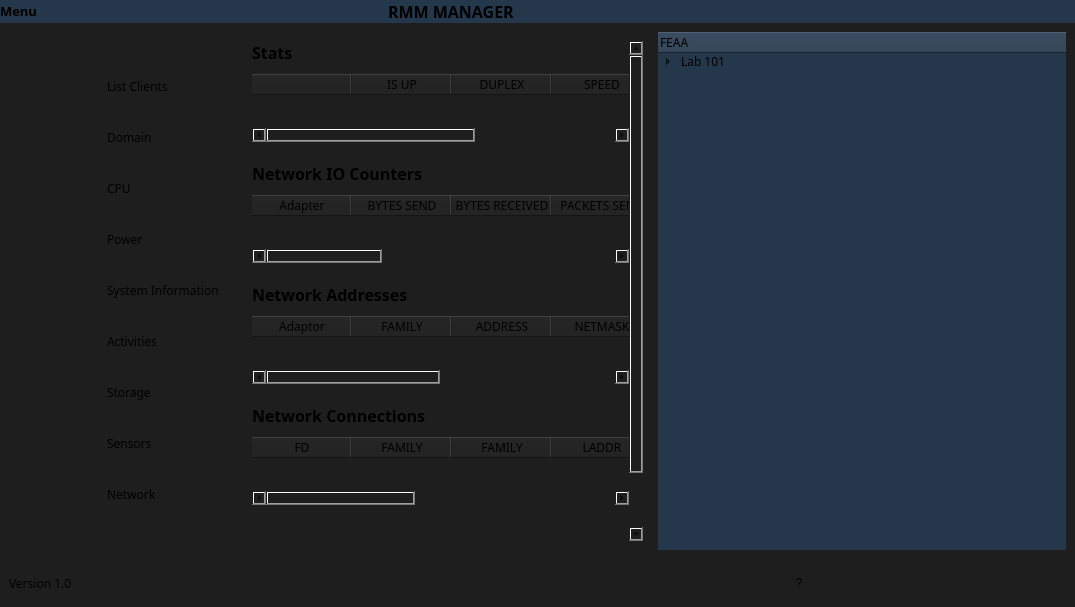
First picture: the form in FRONT/ui/interface.ui, repository FrincuDenis/Licenta, before the edit.
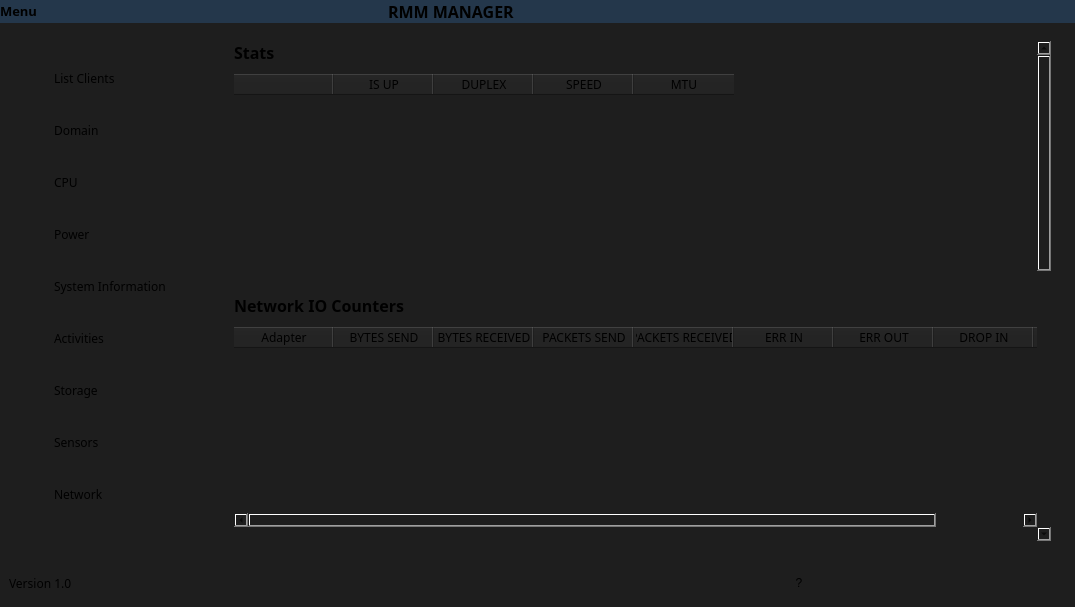
Second picture: the form after the edit. The open tabs and pages were chosen to show the change. Icons and pictures are not drawn. Custom widgets are drawn as their Qt base class.

Commit message: STORAGE AND PROCESS NEED TO BE FIXED

Patch:
```diff
--- a/FRONT/ui/interface.ui
+++ b/FRONT/ui/interface.ui
@@ -260,7 +260,19 @@
        <item>
         <widget class="QCustomSlideMenu" name="left_main" native="true">
          <layout class="QVBoxLayout" name="verticalLayout_18">
-          <item>
+          <property name="leftMargin">
+           <number>0</number>
+          </property>
+          <property name="topMargin">
+           <number>0</number>
+          </property>
+          <property name="rightMargin">
+           <number>0</number>
+          </property>
+          <property name="bottomMargin">
+           <number>0</number>
+          </property>
+          <item alignment="Qt::AlignLeft">
            <widget class="QFrame" name="menu">
             <property name="minimumSize">
              <size>
@@ -272,24 +284,10 @@
              <enum>QFrame::NoFrame</enum>
             </property>
             <layout class="QGridLayout" name="gridLayout">
-             <item row="8" column="0">
-              <widget class="QPushButton" name="Network">
-               <property name="text">
-                <string/>
-               </property>
-               <property name="icon">
-                <iconset resource="../Qss/icons/_icons.qrc">
-                 <normaloff>:/font_awesome_solid/icons/font_awesome/solid/network-wired.png</normaloff>:/font_awesome_solid/icons/font_awesome/solid/network-wired.png</iconset>
-               </property>
-               <property name="iconSize">
-                <size>
-                 <width>30</width>
-                 <height>30</height>
-                </size>
-               </property>
-              </widget>
-             </item>
-             <item row="7" column="0">
+             <property name="leftMargin">
+              <number>0</number>
+             </property>
+             <item row="7" column="0" alignment="Qt::AlignLeft">
               <widget class="QPushButton" name="Sensors">
                <property name="text">
                 <string/>
@@ -306,46 +304,14 @@
                </property>
               </widget>
              </item>
-             <item row="2" column="1">
-              <widget class="QLabel" name="label_2">
-               <property name="font">
-                <font>
-                 <family>Asus Rog</family>
-                </font>
-               </property>
+             <item row="5" column="0" alignment="Qt::AlignLeft">
+              <widget class="QPushButton" name="Activities">
                <property name="text">
-                <string>CPU</string>
-               </property>
-               <property name="margin">
-                <number>5</number>
-               </property>
-              </widget>
-             </item>
-             <item row="6" column="0">
-              <widget class="QPushButton" name="Storage">
-               <property name="text">
                 <string/>
                </property>
                <property name="icon">
                 <iconset resource="../Qss/icons/_icons.qrc">
-                 <normaloff>:/feather/icons/feather/disc.png</normaloff>:/feather/icons/feather/disc.png</iconset>
-               </property>
-               <property name="iconSize">
-                <size>
-                 <width>30</width>
-                 <height>30</height>
-                </size>
-               </property>
-              </widget>
-             </item>
-             <item row="2" column="0">
-              <widget class="QPushButton" name="CPU">
-               <property name="text">
-                <string/>
-               </property>
-               <property name="icon">
-                <iconset resource="../Qss/icons/_icons.qrc">
-                 <normaloff>:/feather/icons/feather/cpu.png</normaloff>:/feather/icons/feather/cpu.png</iconset>
+                 <normaloff>:/feather/icons/feather/activity.png</normaloff>:/feather/icons/feather/activity.png</iconset>
                </property>
                <property name="iconSize">
                 <size>
@@ -359,7 +325,7 @@
               <widget class="QLabel" name="label_9">
                <property name="font">
                 <font>
-                 <family>Asus Rog</family>
+                 <family>ROG Fonts</family>
                 </font>
                </property>
                <property name="text">
@@ -367,11 +333,85 @@
                </property>
               </widget>
              </item>
+             <item row="4" column="1">
+              <widget class="QLabel" name="label_4">
+               <property name="font">
+                <font>
+                 <family>ROG Fonts</family>
+                </font>
+               </property>
+               <property name="text">
+                <string>System Information</string>
+               </property>
+               <property name="margin">
+                <number>5</number>
+               </property>
+              </widget>
+             </item>
+             <item row="1" column="1">
+              <widget class="QLabel" name="label_23">
+               <property name="font">
+                <font>
+                 <family>ROG Fonts</family>
+                </font>
+               </property>
+               <property name="text">
+                <string>Domain</string>
+               </property>
+              </widget>
+             </item>
+             <item row="0" column="0" alignment="Qt::AlignLeft">
+              <widget class="QPushButton" name="Clientlist">
+               <property name="text">
+                <string/>
+               </property>
+               <property name="icon">
+                <iconset resource="../Qss/icons/_icons.qrc">
+                 <normaloff>:/material_design/icons/material_design/person.png</normaloff>:/material_design/icons/material_design/person.png</iconset>
+               </property>
+               <property name="iconSize">
+                <size>
+                 <width>30</width>
+                 <height>30</height>
+                </size>
+               </property>
+              </widget>
+             </item>
+             <item row="6" column="1">
+              <widget class="QLabel" name="label_6">
+               <property name="font">
+                <font>
+                 <family>ROG Fonts</family>
+                </font>
+               </property>
+               <property name="text">
+                <string>Storage</string>
+               </property>
+               <property name="margin">
+                <number>5</number>
+               </property>
+              </widget>
+             </item>
+             <item row="7" column="1">
+              <widget class="QLabel" name="label_7">
+               <property name="font">
+                <font>
+                 <family>ROG Fonts</family>
+                </font>
+               </property>
+               <property name="text">
+                <string>Sensors</string>
+               </property>
+               <property name="margin">
+                <number>5</number>
+               </property>
+              </widget>
+             </item>
              <item row="3" column="1">
               <widget class="QLabel" name="label_3">
                <property name="font">
                 <font>
-                 <family>Asus Rog</family>
+                 <family>ROG Fonts</family>
                 </font>
                </property>
                <property name="text">
@@ -382,31 +422,14 @@
                </property>
               </widget>
              </item>
-             <item row="3" column="0">
-              <widget class="QPushButton" name="power">
+             <item row="2" column="0" alignment="Qt::AlignLeft">
+              <widget class="QPushButton" name="CPU">
                <property name="text">
                 <string/>
                </property>
                <property name="icon">
                 <iconset resource="../Qss/icons/_icons.qrc">
-                 <normaloff>:/feather/icons/feather/zap.png</normaloff>:/feather/icons/feather/zap.png</iconset>
-               </property>
-               <property name="iconSize">
-                <size>
-                 <width>30</width>
-                 <height>30</height>
-                </size>
-               </property>
-              </widget>
-             </item>
-             <item row="4" column="0">
-              <widget class="QPushButton" name="Sysinfo">
-               <property name="text">
-                <string/>
-               </property>
-               <property name="icon">
-                <iconset resource="../Qss/icons/_icons.qrc">
-                 <normaloff>:/feather/icons/feather/monitor.png</normaloff>:/feather/icons/feather/monitor.png</iconset>
+                 <normaloff>:/feather/icons/feather/cpu.png</normaloff>:/feather/icons/feather/cpu.png</iconset>
                </property>
                <property name="iconSize">
                 <size>
@@ -420,7 +443,7 @@
               <widget class="QLabel" name="label_5">
                <property name="font">
                 <font>
-                 <family>Asus Rog</family>
+                 <family>ROG Fonts</family>
                 </font>
                </property>
                <property name="text">
@@ -431,101 +454,7 @@
                </property>
               </widget>
              </item>
-             <item row="8" column="1">
-              <widget class="QLabel" name="label_8">
-               <property name="font">
-                <font>
-                 <family>Asus Rog</family>
-                </font>
-               </property>
-               <property name="text">
-                <string>Network</string>
-               </property>
-               <property name="margin">
-                <number>5</number>
-               </property>
-              </widget>
-             </item>
-             <item row="7" column="1">
-              <widget class="QLabel" name="label_7">
-               <property name="font">
-                <font>
-                 <family>Asus Rog</family>
-                </font>
-               </property>
-               <property name="text">
-                <string>Sensors</string>
-               </property>
-               <property name="margin">
-                <number>5</number>
-               </property>
-              </widget>
-             </item>
-             <item row="6" column="1">
-              <widget class="QLabel" name="label_6">
-               <property name="font">
-                <font>
-                 <family>Asus Rog</family>
-                </font>
-               </property>
-               <property name="text">
-                <string>Storage</string>
-               </property>
-               <property name="margin">
-                <number>5</number>
-               </property>
-              </widget>
-             </item>
-             <item row="5" column="0">
-              <widget class="QPushButton" name="Activities">
-               <property name="text">
-                <string/>
-               </property>
-               <property name="icon">
-                <iconset resource="../Qss/icons/_icons.qrc">
-                 <normaloff>:/feather/icons/feather/activity.png</normaloff>:/feather/icons/feather/activity.png</iconset>
-               </property>
-               <property name="iconSize">
-                <size>
-                 <width>30</width>
-                 <height>30</height>
-                </size>
-               </property>
-              </widget>
-             </item>
-             <item row="4" column="1">
-              <widget class="QLabel" name="label_4">
-               <property name="font">
-                <font>
-                 <family>Asus Rog</family>
-                </font>
-               </property>
-               <property name="text">
-                <string>System Information</string>
-               </property>
-               <property name="margin">
-                <number>5</number>
-               </property>
-              </widget>
-             </item>
-             <item row="0" column="0">
-              <widget class="QPushButton" name="Clientlist">
-               <property name="text">
-                <string/>
-               </property>
-               <property name="icon">
-                <iconset resource="../Qss/icons/_icons.qrc">
-                 <normaloff>:/material_design/icons/material_design/person.png</normaloff>:/material_design/icons/material_design/person.png</iconset>
-               </property>
-               <property name="iconSize">
-                <size>
-                 <width>30</width>
-                 <height>30</height>
-                </size>
-               </property>
-              </widget>
-             </item>
-             <item row="1" column="0">
+             <item row="1" column="0" alignment="Qt::AlignLeft">
               <widget class="QPushButton" name="Domain">
                <property name="text">
                 <string/>
@@ -542,15 +471,116 @@
                </property>
               </widget>
              </item>
-             <item row="1" column="1">
-              <widget class="QLabel" name="label_23">
+             <item row="4" column="0" alignment="Qt::AlignLeft">
+              <widget class="QPushButton" name="Sysinfo">
+               <property name="text">
+                <string/>
+               </property>
+               <property name="icon">
+                <iconset resource="../Qss/icons/_icons.qrc">
+                 <normaloff>:/feather/icons/feather/monitor.png</normaloff>:/feather/icons/feather/monitor.png</iconset>
+               </property>
+               <property name="iconSize">
+                <size>
+                 <width>30</width>
+                 <height>30</height>
+                </size>
+               </property>
+              </widget>
+             </item>
+             <item row="8" column="1">
+              <widget class="QLabel" name="label_18">
+               <property name="font">
+                <font>
+                 <family>ROG Fonts</family>
+                </font>
+               </property>
+               <property name="text">
+                <string>Network</string>
+               </property>
+              </widget>
+             </item>
+             <item row="3" column="0" alignment="Qt::AlignLeft">
+              <widget class="QPushButton" name="power">
+               <property name="text">
+                <string/>
+               </property>
+               <property name="icon">
+                <iconset resource="../Qss/icons/_icons.qrc">
+                 <normaloff>:/feather/icons/feather/zap.png</normaloff>:/feather/icons/feather/zap.png</iconset>
+               </property>
+               <property name="iconSize">
+                <size>
+                 <width>30</width>
+                 <height>30</height>
+                </size>
+               </property>
+              </widget>
+             </item>
+             <item row="6" column="0" alignment="Qt::AlignLeft">
+              <widget class="QPushButton" name="Storage">
+               <property name="text">
+                <string/>
+               </property>
+               <property name="icon">
+                <iconset resource="../Qss/icons/_icons.qrc">
+                 <normaloff>:/feather/icons/feather/disc.png</normaloff>:/feather/icons/feather/disc.png</iconset>
+               </property>
+               <property name="iconSize">
+                <size>
+                 <width>30</width>
+                 <height>30</height>
+                </size>
+               </property>
+              </widget>
+             </item>
+             <item row="2" column="1">
+              <widget class="QLabel" name="label_2">
+               <property name="font">
+                <font>
+                 <family>ROG Fonts</family>
+                </font>
+               </property>
+               <property name="text">
+                <string>CPU</string>
+               </property>
+               <property name="margin">
+                <number>5</number>
+               </property>
+              </widget>
+             </item>
+             <item row="8" column="0" alignment="Qt::AlignLeft">
+              <widget class="QPushButton" name="Network">
+               <property name="text">
+                <string/>
+               </property>
+               <property name="icon">
+                <iconset resource="../Qss/icons/_icons.qrc">
+                 <normaloff>:/font_awesome_solid/icons/font_awesome/solid/network-wired.png</normaloff>:/font_awesome_solid/icons/font_awesome/solid/network-wired.png</iconset>
+               </property>
+               <property name="iconSize">
+                <size>
+                 <width>30</width>
+                 <height>30</height>
+                </size>
+               </property>
+              </widget>
+             </item>
+             <item row="8" column="2">
+              <widget class="QLabel" name="label_8">
+               <property name="enabled">
+                <bool>false</bool>
+               </property>
                <property name="font">
                 <font>
                  <family>Asus Rog</family>
                 </font>
                </property>
                <property name="text">
-                <string>Domain</string>
+                <string/>
+               </property>
+               <property name="margin">
+                <number>5</number>
                </property>
               </widget>
              </item>
@@ -1647,8 +1677,8 @@
                   <rect>
                    <x>0</x>
                    <y>0</y>
-                   <width>279</width>
-                   <height>592</height>
+                   <width>776</width>
+                   <height>1076</height>
                   </rect>
                  </property>
                  <layout class="QVBoxLayout" name="verticalLayout_11">
@@ -1704,7 +1734,16 @@
                       </widget>
                      </item>
                      <item>
-                      <widget class="QTableWidget" name="tableWidget_5">
+                      <widget class="QTableWidget" name="stats_table">
+                       <property name="minimumSize">
+                        <size>
+                         <width>0</width>
+                         <height>200</height>
+                        </size>
+                       </property>
+                       <property name="editTriggers">
+                        <set>QAbstractItemView::NoEditTriggers</set>
+                       </property>
                        <column>
                         <property name="text">
                          <string/>
@@ -1792,7 +1831,16 @@
                       </widget>
                      </item>
                      <item>
-                      <widget class="QTableWidget" name="tableWidget_6">
+                      <widget class="QTableWidget" name="IO_counters_table">
+                       <property name="minimumSize">
+                        <size>
+                         <width>0</width>
+                         <height>200</height>
+                        </size>
+                       </property>
+                       <property name="editTriggers">
+                        <set>QAbstractItemView::NoEditTriggers</set>
+                       </property>
                        <column>
                         <property name="text">
                          <string>Adapter</string>
@@ -1925,7 +1973,16 @@
                       </widget>
                      </item>
                      <item>
-                      <widget class="QTableWidget" name="tableWidget_7">
+                      <widget class="QTableWidget" name="addresses_table">
+                       <property name="minimumSize">
+                        <size>
+                         <width>0</width>
+                         <height>200</height>
+                        </size>
+                       </property>
+                       <property name="editTriggers">
+                        <set>QAbstractItemView::NoEditTriggers</set>
+                       </property>
                        <column>
                         <property name="text">
                          <string>Adaptor</string>
@@ -2028,7 +2085,16 @@
                       </widget>
                      </item>
                      <item>
-                      <widget class="QTableWidget" name="tableWidget_8">
+                      <widget class="QTableWidget" name="connections_table">
+                       <property name="minimumSize">
+                        <size>
+                         <width>0</width>
+                         <height>200</height>
+                        </size>
+                       </property>
+                       <property name="editTriggers">
+                        <set>QAbstractItemView::NoEditTriggers</set>
+                       </property>
                        <column>
                         <property name="text">
                          <string>FD</string>
@@ -2386,10 +2452,16 @@
         <widget class="QFrame" name="right_main">
          <property name="minimumSize">
           <size>
-           <width>200</width>
+           <width>0</width>
            <height>200</height>
           </size>
          </property>
+         <property name="maximumSize">
+          <size>
+           <width>0</width>
+           <height>16777215</height>
+          </size>
+         </property>
          <property name="styleSheet">
           <string notr="true">*{
 background-color:#24374B;
```
Left out of the diff: 19 changed lines with no effect on the pictures. The commit also changes 6 other files.
